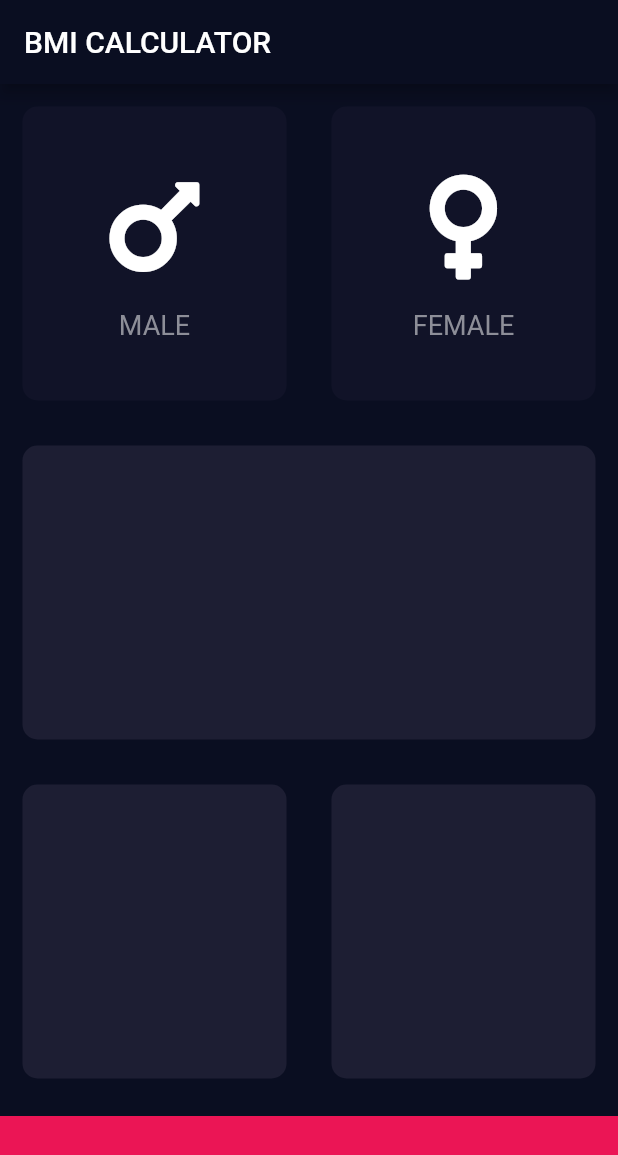
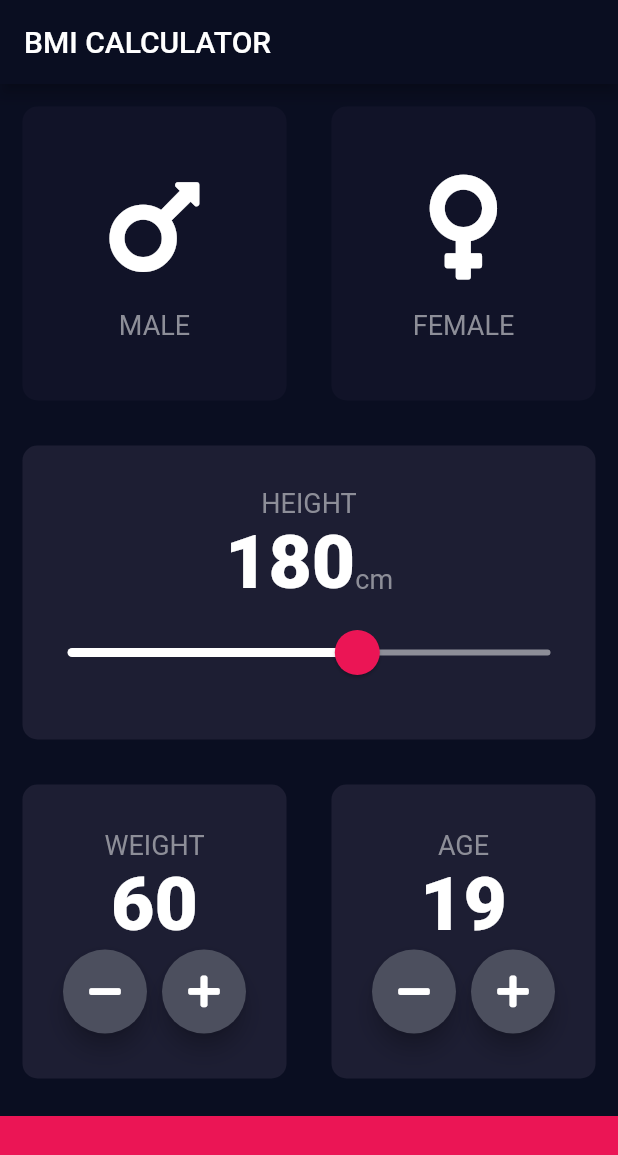
Before and after one commit to Abumar77/bmiCalculator, a Flutter app: the screen it shows after launch, on a phone screen of 412 x 824 dp. Shown: the top 1155 px of the screen. Run offline on Flutter 3.47's test engine with Material 2 defaults, Android fonts, the phone set to English and light mode, and no system bars; our stand-ins replace font_awesome_flutter.

Commit message:
Screen one is done

```diff
--- /dev/null
+++ b/lib/constants.dart
@@ -0,0 +1,16 @@
+import 'package:flutter/material.dart';
+
+const kBottomContainerHeight = 80.0;
+const kColorSTable = Color(0xFF1D1E33);
+const kInactiveCardColor = Color(0xFF111328);
+const kBottomContainer = Color(0XFFEB1555);
+
+const kLabelTextStyle = TextStyle(
+  fontSize: 18.0,
+  color: Color(0xFF8D8E98),
+);
+
+const kHeightTextStyle = TextStyle(
+  fontSize: 50.0,
+  fontWeight: FontWeight.w900,
+);
--- a/lib/iconContent.dart
+++ b/lib/iconContent.dart
@@ -1,9 +1,5 @@
 import 'package:flutter/material.dart';
-
-const labelTextStyle = TextStyle(
-  fontSize: 18.0,
-  color: Color(0xFF8D8E98),
-);
+import 'constants.dart';
 
 class SexWidget extends StatelessWidget {
   final IconData sexIcon;
@@ -24,7 +20,7 @@ class SexWidget extends StatelessWidget {
         ),
         Text(
           sexText,
-          style: labelTextStyle,
+          style: kLabelTextStyle,
         ),
       ],
     );
--- a/lib/input_page.dart
+++ b/lib/input_page.dart
@@ -2,11 +2,7 @@ import 'package:flutter/material.dart';
 import 'package:font_awesome_flutter/font_awesome_flutter.dart';
 import 'iconContent.dart';
 import 'reusableCard.dart';
-
-const bottomContainerHeight = 80.0;
-const colorSTable = Color(0xFF1D1E33);
-const inactiveCardColor = Color(0xFF111328);
-const bottomContainer = Color(0XFFEB1555);
+import 'constants.dart';
 
 enum Gender {
   male,
@@ -20,6 +16,9 @@ class InputPage extends StatefulWidget {
 
 class _InputPageState extends State<InputPage> {
   Gender selectedGender;
+  int height = 180;
+  int weight = 60;
+  int age = 19;
 
   //The solution without ternary operators
   // Color maleCardColor = inactiveCardColor;
@@ -53,6 +52,7 @@ class _InputPageState extends State<InputPage> {
         title: Text('BMI CALCULATOR'),
       ),
       body: Column(
+        crossAxisAlignment: CrossAxisAlignment.stretch,
         children: [
           Expanded(
             child: Row(
@@ -65,13 +65,13 @@ class _InputPageState extends State<InputPage> {
                       });
                     },
                     colour: selectedGender == Gender.male
-                        ? colorSTable
-                        : inactiveCardColor,
+                        ? kColorSTable
+                        : kInactiveCardColor,
                     cardChild: SexWidget(
                       sexIcon: FontAwesomeIcons.mars,
                       sexText: "MALE",
                     ),
-                  ),
+                  ), //Container 1
                 ),
                 Expanded(
                   child: ReusableContainer(
@@ -81,13 +81,13 @@ class _InputPageState extends State<InputPage> {
                       });
                     },
                     colour: selectedGender == Gender.female
-                        ? colorSTable
-                        : inactiveCardColor,
+                        ? kColorSTable
+                        : kInactiveCardColor,
                     cardChild: SexWidget(
                       sexIcon: FontAwesomeIcons.venus,
                       sexText: "FEMALE",
                     ),
-                  ),
+                  ), //Container 2
                 ),
               ],
             ),
@@ -97,38 +97,177 @@ class _InputPageState extends State<InputPage> {
               children: <Widget>[
                 Expanded(
                   child: ReusableContainer(
-                    colour: colorSTable,
+                    colour: kColorSTable,
+                    cardChild: Column(
+                      mainAxisAlignment: MainAxisAlignment.center,
+                      children: <Widget>[
+                        Text(
+                          'HEIGHT',
+                          style: kLabelTextStyle,
+                        ),
+                        Row(
+                          mainAxisAlignment: MainAxisAlignment.center,
+                          crossAxisAlignment: CrossAxisAlignment.baseline,
+                          textBaseline: TextBaseline.alphabetic,
+                          children: <Widget>[
+                            Text(
+                              height.toString(),
+                              style: kHeightTextStyle,
+                            ),
+                            Text(
+                              'cm',
+                              style: kLabelTextStyle,
+                            ),
+                          ],
+                        ),
+                        SliderTheme(
+                          data: SliderTheme.of(context).copyWith(
+                            inactiveTrackColor: Color(0xFF8D8E98),
+                            activeTrackColor: Colors.white,
+                            thumbColor: Color(0xFFEB1555),
+                            overlayColor: Color(0x29EB1555),
+                            thumbShape:
+                                RoundSliderThumbShape(enabledThumbRadius: 15.0),
+                            overlayShape:
+                                RoundSliderOverlayShape(overlayRadius: 30.0),
+                          ),
+                          child: Slider(
+                            value: height.toDouble(),
+                            min: 120.0,
+                            max: 220.0,
+                            onChanged: (double newValue) {
+                              setState(() {
+                                height = newValue.round();
+                              });
+                            },
+                          ),
+                        ),
+                      ],
+                    ),
                   ),
                 ),
               ],
             ),
-          ),
+          ), //Slider widget
           Expanded(
             child: Row(
               children: <Widget>[
                 Expanded(
                   child: ReusableContainer(
-                    colour: colorSTable,
+                    colour: kColorSTable,
+                    cardChild: Column(
+                      mainAxisAlignment: MainAxisAlignment.center,
+                      children: <Widget>[
+                        Text(
+                          'WEIGHT',
+                          style: kLabelTextStyle,
+                        ),
+                        Text(
+                          weight.toString(),
+                          style: kHeightTextStyle,
+                        ),
+                        Row(
+                          mainAxisAlignment: MainAxisAlignment.center,
+                          children: <Widget>[
+                            RoundIconButton(
+                              icon: FontAwesomeIcons.minus,
+                              onPressed: () {
+                                setState(() {
+                                  weight--;
+                                });
+                              },
+                            ),
+                            SizedBox(
+                              width: 10.0,
+                            ),
+                            RoundIconButton(
+                              icon: FontAwesomeIcons.plus,
+                              onPressed: () {
+                                setState(() {
+                                  weight++;
+                                });
+                              },
+                            ),
+                          ],
+                        )
+                      ],
+                    ),
                   ),
                 ),
                 Expanded(
                   child: ReusableContainer(
-                    colour: colorSTable,
+                    colour: kColorSTable,
+                    cardChild: Column(
+                      mainAxisAlignment: MainAxisAlignment.center,
+                      children: <Widget>[
+                        Text(
+                          'AGE',
+                          style: kLabelTextStyle,
+                        ),
+                        Text(
+                          age.toString(),
+                          style: kHeightTextStyle,
+                        ),
+                        Row(
+                          mainAxisAlignment: MainAxisAlignment.center,
+                          children: <Widget>[
+                            RoundIconButton(
+                                icon: FontAwesomeIcons.minus,
+                                onPressed: () {
+                                  setState(() {
+                                    age++;
+                                  });
+                                }),
+                            SizedBox(
+                              width: 10.0,
+                            ),
+                            RoundIconButton(
+                                icon: FontAwesomeIcons.plus,
+                                onPressed: () {
+                                  setState(() {
+                                    age++;
+                                  });
+                                }),
+                          ],
+                        )
+                      ],
+                    ),
                   ),
                 ),
               ],
             ),
           ),
           Container(
-            color: bottomContainer,
+            color: kBottomContainer,
             margin: EdgeInsets.only(
               top: 10.0,
             ),
             width: double.infinity,
-            height: bottomContainerHeight,
+            height: kBottomContainerHeight,
           )
         ],
       ),
     );
   }
 }
+
+class RoundIconButton extends StatelessWidget {
+  RoundIconButton({@required this.icon, @required this.onPressed});
+  final IconData icon;
+  final Function onPressed;
+
+  @override
+  Widget build(BuildContext context) {
+    return RawMaterialButton(
+      child: Icon(icon),
+      onPressed: onPressed,
+      elevation: 6.0,
+      constraints: BoxConstraints.tightFor(
+        width: 56.0,
+        height: 56.0,
+      ),
+      shape: CircleBorder(),
+      fillColor: Color(0xFF4C4F5E),
+    );
+  }
+}
```
